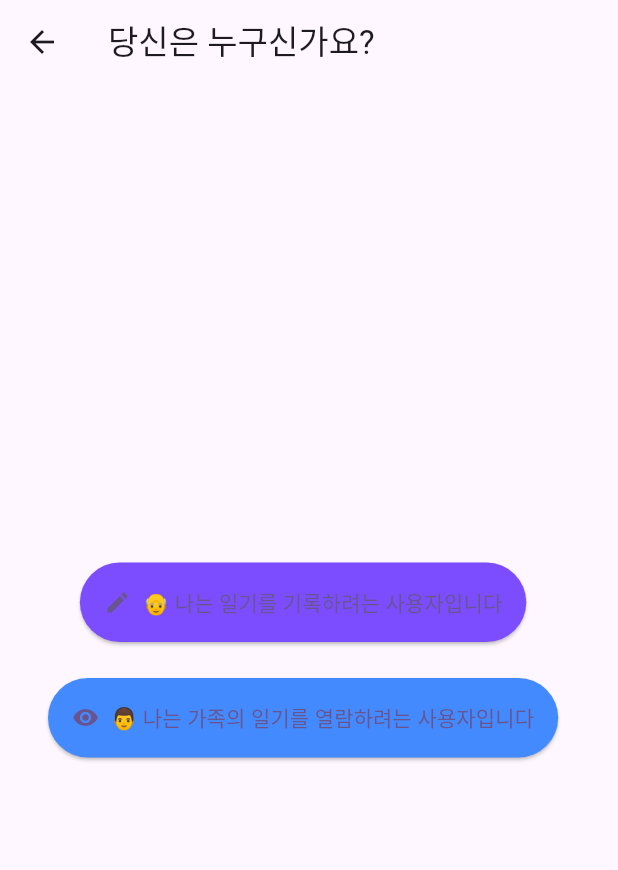
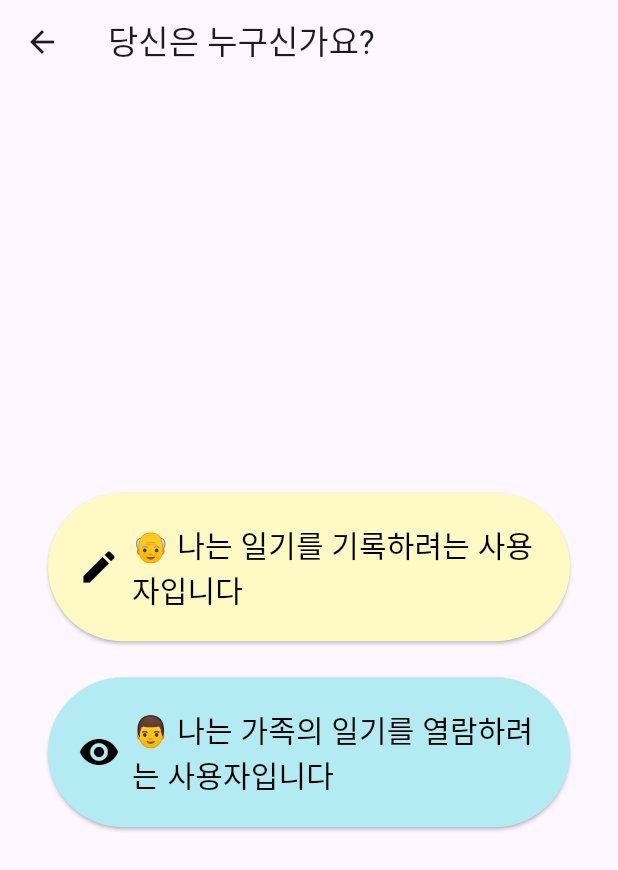
Before and after one commit to kimhyunjinjang/senior_mind_diary_app, a Flutter app: the RoleSelectScreen screen opened directly, on a phone screen of 412 x 824 dp. Shown: the top 870 px of the screen. Run offline on Flutter 3.47's test engine with Material 3 defaults, Android fonts, the light colour scheme and no system bars; our stand-ins replace cloud_firestore, firebase_auth, firebase_core, pie_chart, shared_preferences, table_calendar; accounts and stored records are empty; network calls fail.

Commit message:
시니어입니다, 보호자입니다 버튼 색상 변경

```diff
--- a/lib/main.dart
+++ b/lib/main.dart
@@ -205,11 +205,13 @@ class RoleSelectScreen extends StatelessWidget {
                   ),
                 );
               },
-              icon: Icon(Icons.edit),
-              label: Text("👴 나는 일기를 기록하려는 사용자입니다"),
+              icon: Icon(Icons.edit, size: 28),
+              label: Text("👴 나는 일기를 기록하려는 사용자입니다",
+              style: TextStyle(fontSize: 20),),
               style: ElevatedButton.styleFrom(
-                backgroundColor: Colors.deepPurpleAccent,
-                padding: EdgeInsets.all(16),
+                backgroundColor: Color(0xFFFFF9C4),
+                foregroundColor: Colors.black,
+                padding: EdgeInsets.all(20),
               ),
             ),
             SizedBox(height: 24),
@@ -222,11 +224,13 @@ class RoleSelectScreen extends StatelessWidget {
                   ),
                 );
               },
-              icon: Icon(Icons.visibility),
-              label: Text("👨 나는 가족의 일기를 열람하려는 사용자입니다"),
+              icon: Icon(Icons.visibility, size: 28),
+              label: Text("👨 나는 가족의 일기를 열람하려는 사용자입니다",
+              style: TextStyle(fontSize: 20),),
               style: ElevatedButton.styleFrom(
-                backgroundColor: Colors.blueAccent,
-                padding: EdgeInsets.all(16),
+                backgroundColor: Color(0xFFB2EBF2),
+                foregroundColor: Colors.black,
+                padding: EdgeInsets.all(20),
               ),
             ),
           ],
```
